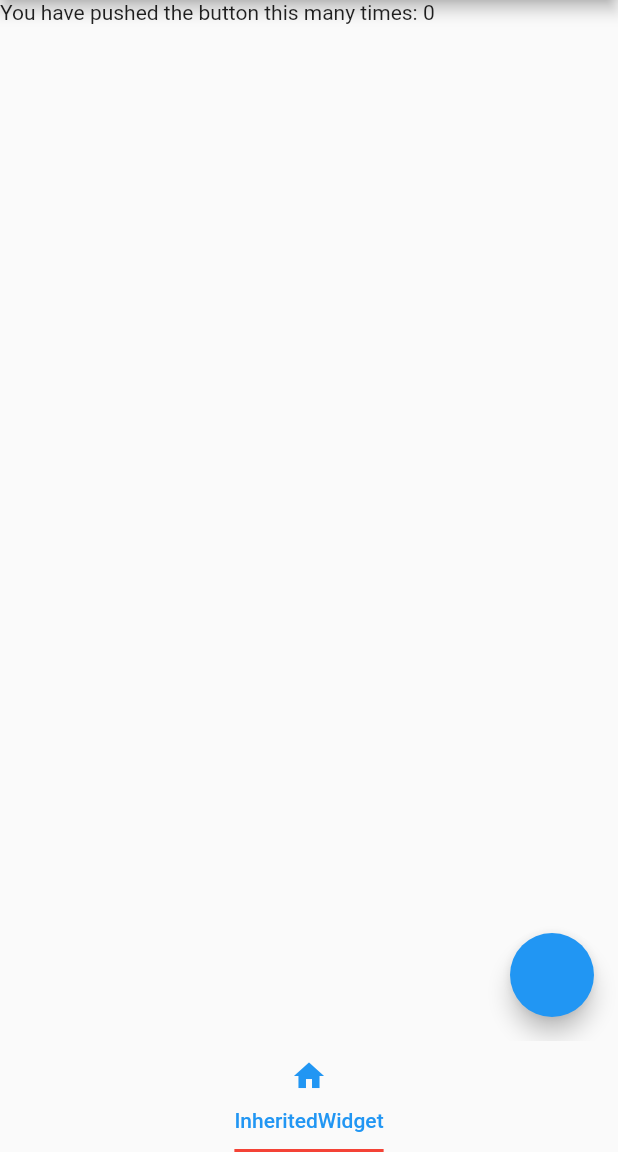
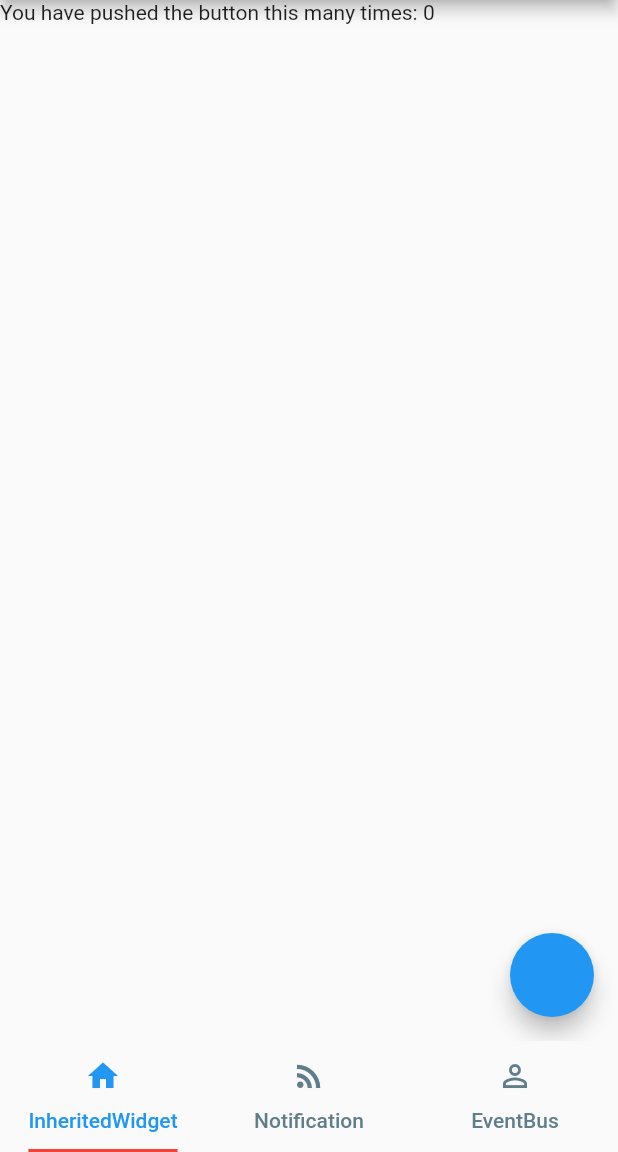
Before and after one commit to flutter-ppp/dart_study_app, a Flutter app: the screen it shows after launch, on a phone screen of 412 x 824 dp, the part 84-1236 px from its top. Run offline on Flutter 3.47's test engine with Material 2 defaults, Android fonts, the phone set to English and light mode, and no system bars; our stand-ins replace event_bus.

```diff
--- a/lib/geek/20/count_container.dart
+++ b/lib/geek/20/count_container.dart
@@ -1,3 +1,5 @@
+import 'dart:io';
+
 import 'package:flutter/material.dart';
 
 class CounterPage extends StatefulWidget {
@@ -56,6 +58,10 @@ class Counter extends StatelessWidget {
         body: Text(
           'You have pushed the button this many times: ${state.model.count}',
         ),
-        floatingActionButton: FloatingActionButton(onPressed: state.increment));
+        floatingActionButton: FloatingActionButton(onPressed: () {
+          // mock cost method ,Test in profile mode `flutter run --profile`
+          sleep(Duration(milliseconds: 200));
+          state.increment();
+        }));
   }
 }
--- a/lib/geek/20/dart_main.dart
+++ b/lib/geek/20/entry_main.dart
@@ -1,5 +1,8 @@
 import 'package:dart_study_app/geek/20/count_container.dart';
+import 'package:dart_study_app/geek/20/event_bus_page.dart';
 import 'package:flutter/material.dart';
+
+import 'notification_widget.dart';
 
 class HomePage20 extends StatefulWidget {
   HomePage20({Key key, this.title = "HomePage20"}) : super(key: key);
@@ -30,12 +33,14 @@ class _HomePage20State extends State<HomePage20> {
   Widget build(BuildContext context) {
     //将CountContainer作为根节点，并使用0作为初始化count
     return DefaultTabController(
-      length: 1,
+      length: 3,
       child: Scaffold(
         body: TabBarView(
           physics: NeverScrollableScrollPhysics(),
           children: [
             CounterPage(),
+            NotificationWidget(),
+            FirstPage(),
 //            NotificationWidget(),
 //            FirstPage(),
           ],
@@ -46,14 +51,14 @@ class _HomePage20State extends State<HomePage20> {
               icon: Icon(Icons.home),
               text: "InheritedWidget",
             ),
-//            Tab(
-//              icon: Icon(Icons.rss_feed),
-//              text: "Notification",
-//            ),
-//            Tab(
-//              icon: Icon(Icons.perm_identity),
-//              text: "EventBus",
-//            )
+            Tab(
+              icon: Icon(Icons.rss_feed),
+              text: "Notification",
+            ),
+            Tab(
+              icon: Icon(Icons.perm_identity),
+              text: "EventBus",
+            )
           ],
           unselectedLabelColor: Colors.blueGrey,
           labelColor: Colors.blue,
--- a/lib/main.dart
+++ b/lib/main.dart
@@ -1,6 +1,6 @@
 import 'package:flutter/material.dart';
 
-import 'geek/20/dart_main.dart';
+import 'geek/20/entry_main.dart';
 
 void main() {
   runApp(MyApp());
--- a/pubspec.yaml
+++ b/pubspec.yaml
@@ -28,6 +28,8 @@ dependencies:
   # The following adds the Cupertino Icons font to your application.
   # Use with the CupertinoIcons class for iOS style icons.
   cupertino_icons: ^0.1.3
+
+  event_bus: 1.1.0
 
 dev_dependencies:
   flutter_test:
```
Also changed, not shown: lib/geek/20/event_bus_page.dart (added, +68 -0 lines), lib/geek/20/notification_widget.dart (+43 -0 lines), pubspec.lock, 1 other file.
